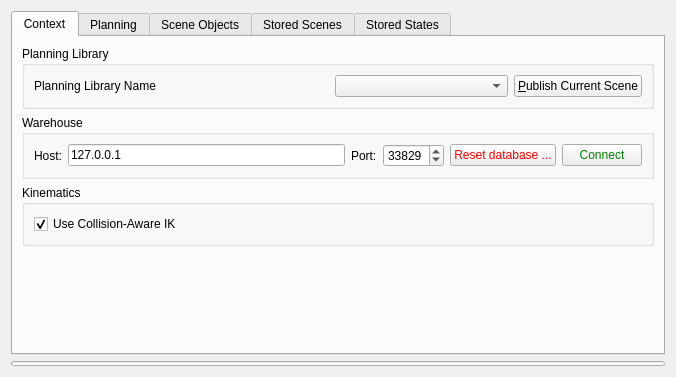
The window that visualization/motion_planning_rviz_plugin/src/ui/motion_planning_rviz_plugin_frame.ui (ros-gbp/moveit_ros-release) describes before a commit, drawn with Qt 5.
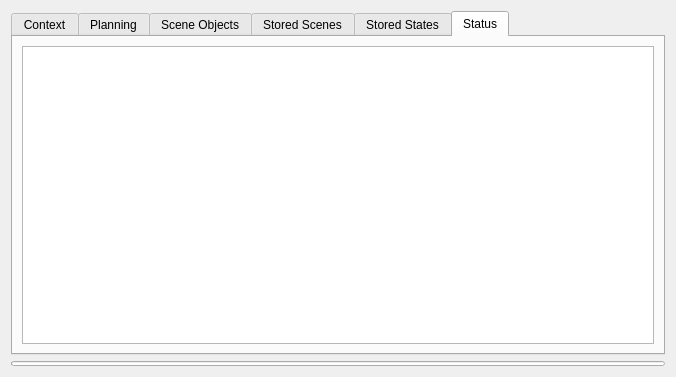
The same window after the commit. The open tabs and pages were chosen to show the change.

Patch:
```diff
--- a/visualization/motion_planning_rviz_plugin/src/ui/motion_planning_rviz_plugin_frame.ui
+++ b/visualization/motion_planning_rviz_plugin/src/ui/motion_planning_rviz_plugin_frame.ui
@@ -1132,6 +1132,20 @@
        </item>
       </layout>
      </widget>
+     <widget class="QWidget" name="tab">
+      <attribute name="title">
+       <string>Status</string>
+      </attribute>
+      <layout class="QGridLayout" name="gridLayout_11">
+       <item row="0" column="0">
+        <widget class="QTextEdit" name="status_text">
+         <property name="readOnly">
+          <bool>true</bool>
+         </property>
+        </widget>
+       </item>
+      </layout>
+     </widget>
     </widget>
    </item>
    <item>
```
Left out of the diff: 2 changed lines with no effect on the pictures.
